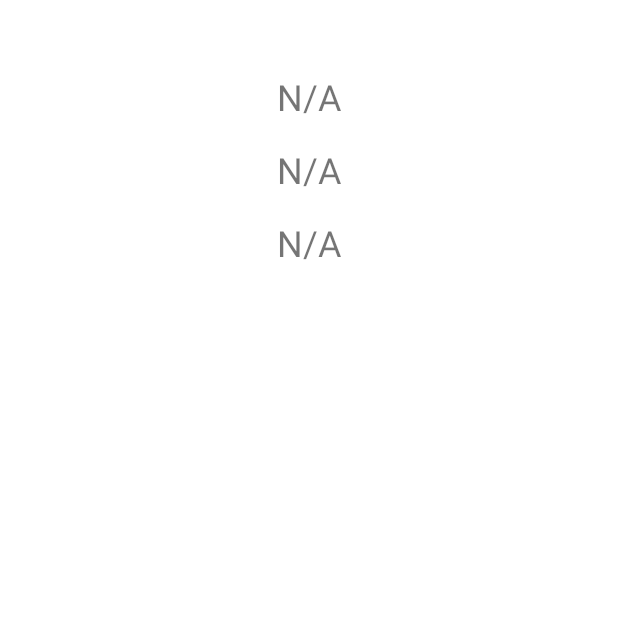
After one commit to Godwill98/Lab6-ViewModel-LiveData, an Android app: the SecondActivity screen opened directly, with no data from a screen before it, on a phone screen of 412 x 824 dp, the top half of it. The commit adds this screen. Run offline under Robolectric (Android 15) with nearby library versions, the phone set to English and light mode, and no system bars; our stand-ins replace data binding.

Commit message:
Lab 6: Add ViewModel with LiveData for SecondActivity - Added TenantViewModel with LiveData for firstName, secondName, and apartmentNumber - Created SecondActivity with DataBinding - Created second_activity.xml layout with DataBinding - Updated MainActivity to pass all three values via Intent

```diff
--- a/app/src/main/java/com/example/linearandconstrainlayouts/MainActivity.kt
+++ b/app/src/main/java/com/example/linearandconstrainlayouts/MainActivity.kt
@@ -55,6 +55,8 @@ class MainActivity : AppCompatActivity() {
 
         // UI Elements
         val firstNameEditText = findViewById<EditText>(R.id.editTextFirstName)
+        val secondNameEditText = findViewById<EditText>(R.id.editTextText3)
+        val apartmentEditText = findViewById<EditText>(R.id.ApartmentNumber)
         val addTenantButton = findViewById<Button>(R.id.button9)
         val outputTextView = findViewById<TextView>(R.id.textView8)
         val openSecondActivity = findViewById<Button>(R.id.WelcomeScreen)
@@ -73,8 +75,12 @@ class MainActivity : AppCompatActivity() {
         // Welcome button opens SecondActivity
         openSecondActivity.setOnClickListener {
             val firstNameInput = firstNameEditText.text.toString()
+            val secondNameInput = secondNameEditText.text.toString()
+            val apartmentInput = apartmentEditText.text.toString()
             val intent = Intent(this, SecondActivity::class.java)
             intent.putExtra("TENANT_NAME", firstNameInput)
+            intent.putExtra("TENANT_SECOND_NAME", secondNameInput)
+            intent.putExtra("TENANT_APARTMENT", apartmentInput)
             startActivity(intent)
         }
     }
--- /dev/null
+++ b/app/src/main/java/com/example/linearandconstrainlayouts/SecondActivity.kt
@@ -0,0 +1,32 @@
+package com.example.linearandconstrainlayouts
+
+import android.os.Bundle
+import androidx.activity.viewModels
+import androidx.appcompat.app.AppCompatActivity
+import androidx.databinding.DataBindingUtil
+import com.example.linearandconstrainlayouts.databinding.SecondActivityBinding
+
+class SecondActivity : AppCompatActivity() {
+
+    private val viewModel: TenantViewModel by viewModels()
+    private lateinit var binding: SecondActivityBinding
+
+    override fun onCreate(savedInstanceState: Bundle?) {
+        super.onCreate(savedInstanceState)
+
+        // Set up DataBinding
+        binding = DataBindingUtil.setContentView(this, R.layout.second_activity)
+        binding.viewModel = viewModel
+        binding.lifecycleOwner = this
+
+        // Receive data from intent
+        val receivedFirstName = intent.getStringExtra("TENANT_NAME")
+        val receivedSecondName = intent.getStringExtra("TENANT_SECOND_NAME")
+        val receivedApartment = intent.getStringExtra("TENANT_APARTMENT")
+
+        // Set values in ViewModel
+        viewModel.setFirstName(receivedFirstName)
+        viewModel.setSecondName(receivedSecondName)
+        viewModel.setApartmentNumber(receivedApartment)
+    }
+}
--- /dev/null
+++ b/app/src/main/java/com/example/linearandconstrainlayouts/TenantViewModel.kt
@@ -0,0 +1,31 @@
+package com.example.linearandconstrainlayouts
+
+import androidx.lifecycle.LiveData
+import androidx.lifecycle.MutableLiveData
+import androidx.lifecycle.ViewModel
+
+class TenantViewModel : ViewModel() {
+    // First Name
+    private val _firstName = MutableLiveData<String>()
+    val firstName: LiveData<String> get() = _firstName
+
+    // Second Name
+    private val _secondName = MutableLiveData<String>()
+    val secondName: LiveData<String> get() = _secondName
+
+    // Apartment Number
+    private val _apartmentNumber = MutableLiveData<String>()
+    val apartmentNumber: LiveData<String> get() = _apartmentNumber
+
+    fun setFirstName(name: String?) {
+        _firstName.value = name ?: "N/A"
+    }
+
+    fun setSecondName(name: String?) {
+        _secondName.value = name ?: "N/A"
+    }
+
+    fun setApartmentNumber(number: String?) {
+        _apartmentNumber.value = number ?: "N/A"
+    }
+}
--- /dev/null
+++ b/app/src/main/res/layout/second_activity.xml
@@ -0,0 +1,51 @@
+<?xml version="1.0" encoding="utf-8"?>
+<layout xmlns:android="http://schemas.android.com/apk/res/android"
+    xmlns:app="http://schemas.android.com/apk/res-auto">
+
+    <data>
+        <variable
+            name="viewModel"
+            type="com.example.linearandconstrainlayouts.TenantViewModel" />
+    </data>
+
+    <androidx.constraintlayout.widget.ConstraintLayout
+        android:layout_width="match_parent"
+        android:layout_height="match_parent"
+        android:padding="16dp">
+
+        <TextView
+            android:id="@+id/textView"
+            android:layout_width="wrap_content"
+            android:layout_height="wrap_content"
+            android:text="@{viewModel.firstName}"
+            android:textSize="24sp"
+            android:layout_marginTop="32dp"
+            app:layout_constraintTop_toTopOf="parent"
+            app:layout_constraintStart_toStartOf="parent"
+            app:layout_constraintEnd_toEndOf="parent"/>
+
+        <TextView
+            android:id="@+id/textViewSecondName"
+            android:layout_width="wrap_content"
+            android:layout_height="wrap_content"
+            android:text="@{viewModel.secondName}"
+            android:textSize="24sp"
+            android:layout_marginTop="16dp"
+            app:layout_constraintTop_toBottomOf="@id/textView"
+            app:layout_constraintStart_toStartOf="parent"
+            app:layout_constraintEnd_toEndOf="parent"/>
+
+        <TextView
+            android:id="@+id/textViewApartment"
+            android:layout_width="wrap_content"
+            android:layout_height="wrap_content"
+            android:text="@{viewModel.apartmentNumber}"
+            android:textSize="24sp"
+            android:layout_marginTop="16dp"
+            app:layout_constraintTop_toBottomOf="@id/textViewSecondName"
+            app:layout_constraintStart_toStartOf="parent"
+            app:layout_constraintEnd_toEndOf="parent"/>
+
+    </androidx.constraintlayout.widget.ConstraintLayout>
+
+</layout>
```
